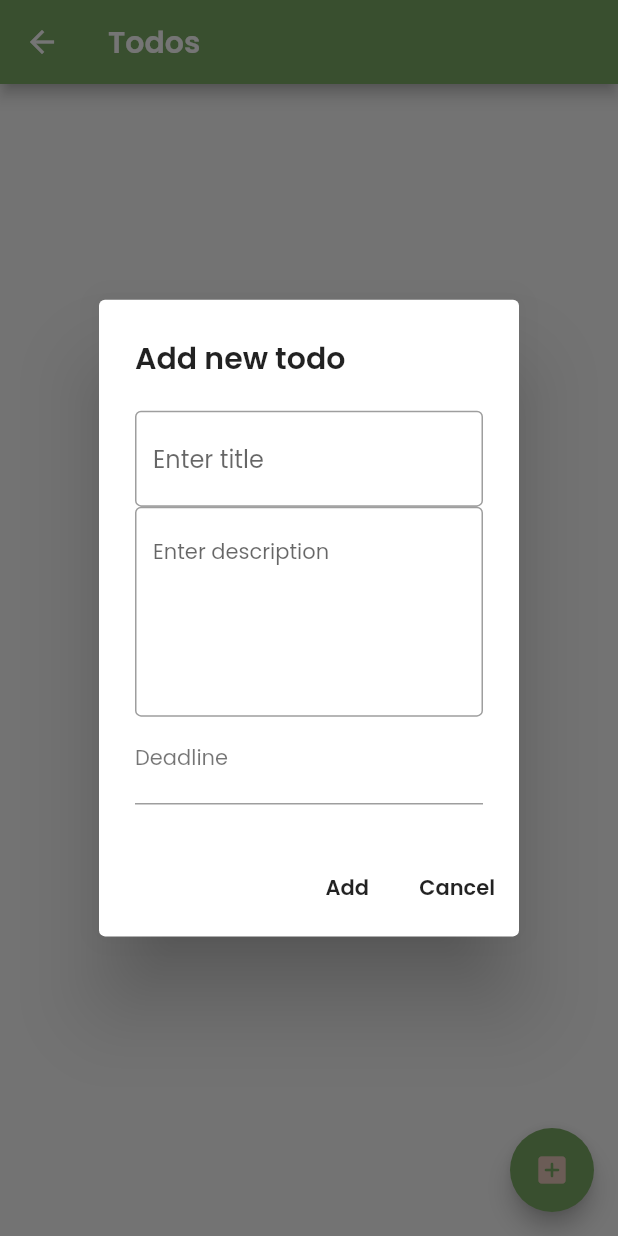
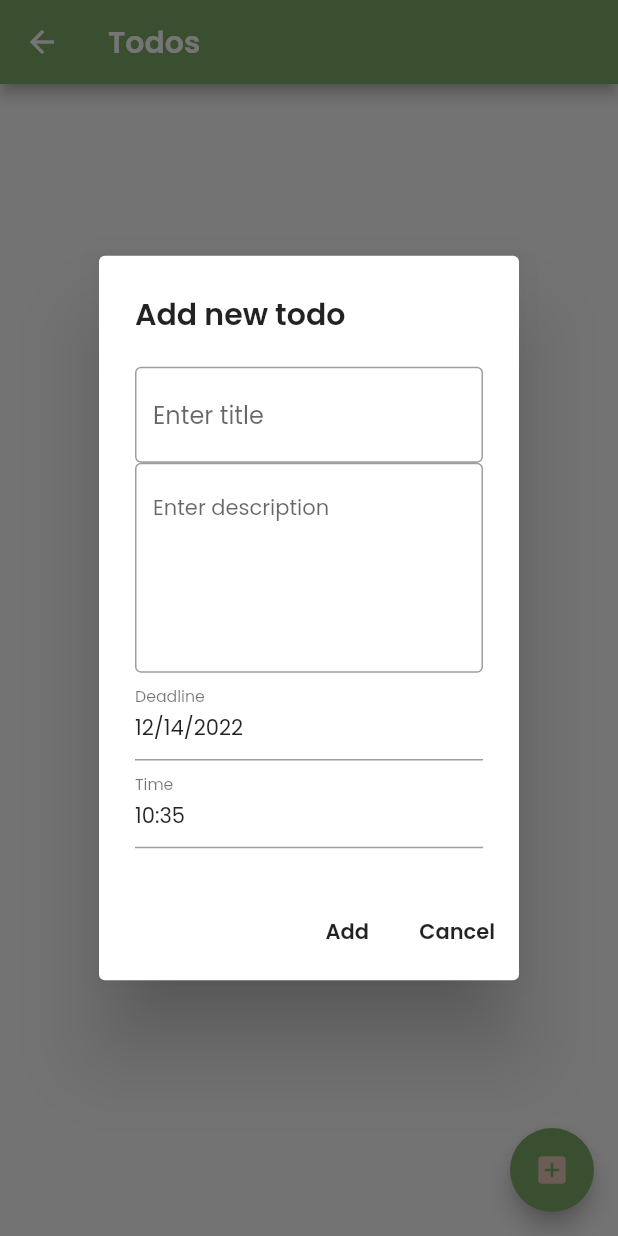
Before and after one commit to colette-exe/bloom-23, a Flutter app: the TodoPage screen opened directly with empty values, after a tap on the "add box" icon, on a phone screen of 412 x 824 dp. Run offline on Flutter 3.47's test engine with Material 2 defaults, Android fonts, the phone set to English and light mode, and no system bars; our stand-ins replace cloud_firestore, firebase_auth, firebase_core; missing offline and left inert: fake_cloud_firestore, firebase_auth_mocks; accounts and stored records are empty; generated files the repository leaves out were written again; network calls fail.

Commit message:
feat : add todo field - time (deadline)

```diff
--- a/lib/api/firebase_auth_api.dart
+++ b/lib/api/firebase_auth_api.dart
@@ -3,6 +3,7 @@ import 'package:cloud_firestore/cloud_firestore.dart';
 // imports for widget testing
 import 'package:fake_cloud_firestore/fake_cloud_firestore.dart';
 import 'package:firebase_auth_mocks/firebase_auth_mocks.dart';
+import 'package:flutter/material.dart';
 
 class FirebaseAuthAPI {
   // real database
@@ -39,7 +40,7 @@ class FirebaseAuthAPI {
     }
   }
 
-  void signUp(String firstName, String lastName, String email, String password,
+  signUp(String firstName, String lastName, String email, String password,
       String bday, String location, String username) async {
     UserCredential credential;
     try {
@@ -61,7 +62,7 @@ class FirebaseAuthAPI {
         print('The account already exists for that email.');
       }
     } catch (e) {
-      print(e);
+      return e;
     }
   }
 
--- a/lib/models/todo_model.dart
+++ b/lib/models/todo_model.dart
@@ -15,6 +15,7 @@ class Todo {
   String status; // ongoing, paused, completed
   List? history;
   String deadline;
+  String time;
 
   String ownerId;
   List? ownerFriends;
@@ -26,6 +27,7 @@ class Todo {
       required this.status,
       this.history,
       required this.deadline,
+      required this.time,
       required this.ownerId,
       this.ownerFriends});
 
@@ -38,6 +40,7 @@ class Todo {
         status: json['status'],
         history: json['history'],
         deadline: json['deadline'],
+        time: json['time'],
         ownerId: json['ownerId'],
         ownerFriends: json['ownerFriends']);
   }
@@ -50,6 +53,7 @@ class Todo {
       'status': todo.status,
       'history': todo.history,
       'deadline': todo.deadline,
+      'time': todo.time,
       'ownerId': todo.ownerId,
       'ownerFriends': todo.ownerFriends
     };
--- a/lib/providers/auth_provider.dart
+++ b/lib/providers/auth_provider.dart
@@ -48,9 +48,9 @@ class AuthProvider with ChangeNotifier {
     authService.signOut();
   }
 
-  void signUp(String firstName, String lastName, String email, String password,
+  signUp(String firstName, String lastName, String email, String password,
       String bday, String location, String username) {
-    authService.signUp(
+    return authService.signUp(
         firstName, lastName, email, password, bday, location, username);
   }
 }
--- a/lib/screens/modal_todo.dart
+++ b/lib/screens/modal_todo.dart
@@ -21,6 +21,7 @@ class TodoModal extends StatelessWidget {
   TextEditingController descController = TextEditingController();
   TextEditingController statController = TextEditingController();
   TextEditingController deadlineController = TextEditingController();
+  TextEditingController timeController = TextEditingController();
   bool? ongoing = false;
   bool? paused = false;
   bool? completed = false;
@@ -102,6 +103,10 @@ class TodoModal extends StatelessWidget {
       // add
       case 'Add':
         {
+          timeController.text =
+              "${DateTime.now().hour}:${DateTime.now().minute + 5}";
+          deadlineController.text =
+              "${DateTime.now().month}/${DateTime.now().day}/${DateTime.now().year}";
           return Column(mainAxisSize: MainAxisSize.min, children: [
             // title
             TextField(
@@ -163,6 +168,37 @@ class TodoModal extends StatelessWidget {
                 fontFamily: 'Poppins',
                 fontSize: 14,
               ),
+            ),
+            // time
+            TextFormField(
+              controller: timeController,
+              key: const Key('time'),
+              decoration: const InputDecoration(
+                labelText: "Time",
+                labelStyle: TextStyle(
+                    fontSize: 14,
+                    fontWeight: FontWeight.w300,
+                    fontFamily: 'Poppins',
+                    color: Colors.black54),
+              ),
+              onTap: (() async {
+                TimeOfDay? time = await showTimePicker(
+                    context: context,
+                    initialTime: TimeOfDay(
+                        hour: DateTime.now().hour,
+                        minute: DateTime.now().minute));
+
+                if (time == null || time == "") {
+                  timeController.text =
+                      "${DateTime.now().hour}:${DateTime.now().minute + 5}"; // due in 5 minutes
+                } else {
+                  timeController.text = "${time.hour}:${time.minute}";
+                }
+              }),
+              style: const TextStyle(
+                fontFamily: 'Poppins',
+                fontSize: 14,
+              ),
             )
           ]);
         }
@@ -174,6 +210,7 @@ class TodoModal extends StatelessWidget {
           descController.text = todo.description;
           statController.text = todo.status;
           deadlineController.text = todo.deadline;
+          timeController.text = todo.time;
 
           return Column(
               mainAxisSize: MainAxisSize.min,
@@ -256,6 +293,37 @@ class TodoModal extends StatelessWidget {
                     fontSize: 14,
                   ),
                 ),
+                // time
+                TextFormField(
+                  controller: timeController,
+                  key: const Key('time'),
+                  decoration: const InputDecoration(
+                    labelText: "Time",
+                    labelStyle: TextStyle(
+                        fontSize: 14,
+                        fontWeight: FontWeight.w300,
+                        fontFamily: 'Poppins',
+                        color: Colors.black54),
+                  ),
+                  onTap: (() async {
+                    TimeOfDay? time = await showTimePicker(
+                        context: context,
+                        initialTime: TimeOfDay(
+                            hour: DateTime.now().hour,
+                            minute: DateTime.now().minute));
+
+                    if (time == null || time == "") {
+                      timeController.text =
+                          "${DateTime.now().hour}:${DateTime.now().minute + 5}"; // due in 5 minutes
+                    } else {
+                      timeController.text = "${time.hour}:${time.minute}";
+                    }
+                  }),
+                  style: const TextStyle(
+                    fontFamily: 'Poppins',
+                    fontSize: 14,
+                  ),
+                )
               ]);
         }
       case "Edit-friend":
@@ -265,6 +333,7 @@ class TodoModal extends StatelessWidget {
           titleController.text = todo.title;
           descController.text = todo.description;
           deadlineController.text = todo.deadline;
+          timeController.text = todo.time;
 
           return Column(
               mainAxisSize: MainAxisSize.min,
@@ -334,6 +403,37 @@ class TodoModal extends StatelessWidget {
                     fontSize: 14,
                   ),
                 ),
+                // time
+                TextFormField(
+                  controller: timeController,
+                  key: const Key('time'),
+                  decoration: const InputDecoration(
+                    labelText: "Time",
+                    labelStyle: TextStyle(
+                        fontSize: 14,
+                        fontWeight: FontWeight.w300,
+                        fontFamily: 'Poppins',
+                        color: Colors.black54),
+                  ),
+                  onTap: (() async {
+                    TimeOfDay? time = await showTimePicker(
+                        context: context,
+                        initialTime: TimeOfDay(
+                            hour: DateTime.now().hour,
+                            minute: DateTime.now().minute));
+
+                    if (time == null || time == "") {
+                      timeController.text =
+                          "${DateTime.now().hour}:${DateTime.now().minute + 5}"; // due in 5 minutes
+                    } else {
+                      timeController.text = "${time.hour}:${time.minute}";
+                    }
+                  }),
+                  style: const TextStyle(
+                    fontFamily: 'Poppins',
+                    fontSize: 14,
+                  ),
+                )
               ]);
         }
       case 'View':
@@ -397,6 +497,14 @@ class TodoModal extends StatelessWidget {
                       color: Colors.black87),
                 ),
                 Text(
+                  todo.time,
+                  style: const TextStyle(
+                      fontSize: 12,
+                      fontWeight: FontWeight.w300,
+                      fontFamily: 'Poppins',
+                      color: Colors.black87),
+                ),
+                Text(
                   todo.status,
                   style: const TextStyle(
                       fontSize: 12,
@@ -445,7 +553,8 @@ class TodoModal extends StatelessWidget {
                     ownerId: uid,
                     history: [],
                     ownerFriends: [],
-                    deadline: deadlineController.text);
+                    deadline: deadlineController.text,
+                    time: timeController.text);
 
                 context.read<TodoListProvider>().addTodo(temp);
 
@@ -514,12 +623,13 @@ class TodoModal extends StatelessWidget {
 
   @override
   Widget build(BuildContext context) {
+    if (type != 'View') {
       return AlertDialog(
         scrollable: true,
         title: _buildTitle(),
         content: _buildContent(context),
 
-      // Contains two buttons - add/edit/delete, and cancel
+        // Contains two buttons - add/edit, and cancel
         actions: <Widget>[
           _dialogAction(context),
           TextButton(
@@ -540,5 +650,17 @@ class TodoModal extends StatelessWidget {
           ),
         ],
       );
+    } else {
+      return AlertDialog(
+        scrollable: true,
+        title: _buildTitle(),
+        content: _buildContent(context),
+
+        // Contains one button - Done
+        actions: <Widget>[
+          _dialogAction(context),
+        ],
+      );
     }
   }
+}
--- a/lib/screens/signup.dart
+++ b/lib/screens/signup.dart
@@ -32,6 +32,7 @@ class _SignUpPageState extends State<SignUpPage> {
   String bday = "";
   TextEditingController locationController = TextEditingController();
   TextEditingController pwordController = TextEditingController();
+  String emailStatus = "not-in-use";
   final _formKey = GlobalKey<FormState>();
   @override
   Widget build(BuildContext context) {
@@ -183,7 +184,7 @@ class _SignUpPageState extends State<SignUpPage> {
         RegExp re3 = RegExp(r'[0-9]{1,}');
         RegExp re4 = RegExp(r'[A-Z]{1,}');
         RegExp re5 = RegExp(r'\W{1,}');
-        if (re1.hasMatch(value!)) {
+        if (value!.length >= 8) {
           if (re2.hasMatch(value)) {
             if (re3.hasMatch(value)) {
               if (re4.hasMatch(value)) {
@@ -226,6 +227,7 @@ class _SignUpPageState extends State<SignUpPage> {
                     locationController.text,
                     unameController.text,
                   );
+
               Navigator.pop(context);
             }
           },
--- a/lib/screens/user_page.dart
+++ b/lib/screens/user_page.dart
@@ -218,14 +218,14 @@ class _UserPageState extends State<UserPage> {
                   return ListTile(
                     title: Text("${user.firstName} ${user.lastName}",
                         style: const TextStyle(
-                            fontSize: 18,
+                            fontSize: 14,
                             fontWeight: FontWeight.w400,
                             fontFamily: 'Poppins',
                             color: Colors.black87)),
                     trailing: Row(mainAxisSize: MainAxisSize.min, children: [
                       IconButton(
                           onPressed: () {
-                            Navigator.pop(context);
+                            // Navigator.pop(context);
                             Navigator.pushNamed(context, '/view-profile',
                                 arguments: ScreenArguments(user.userId, user));
                           },
```
Also changed, not shown: lib/api/firebase_user_api.dart (+27 -14 lines), lib/providers/user_provider.dart (+21 -52 lines), lib/screens/todo_page.dart (+0 -17 lines), 2 other files. Lines whose indentation alone changed are shown as unchanged.
